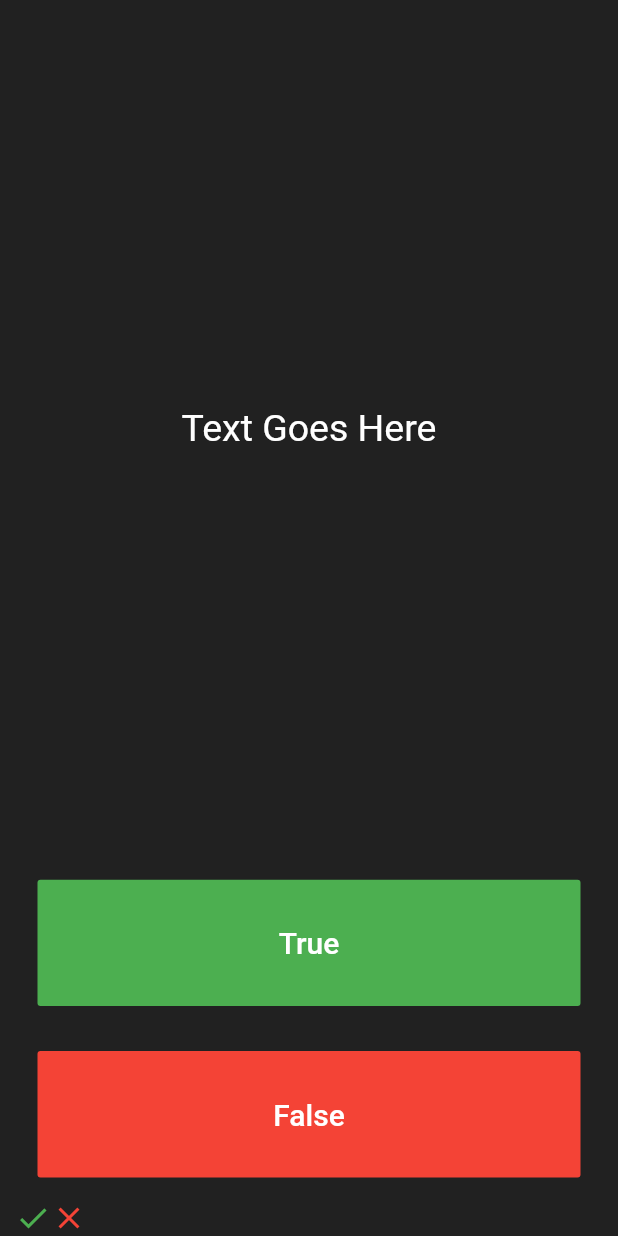
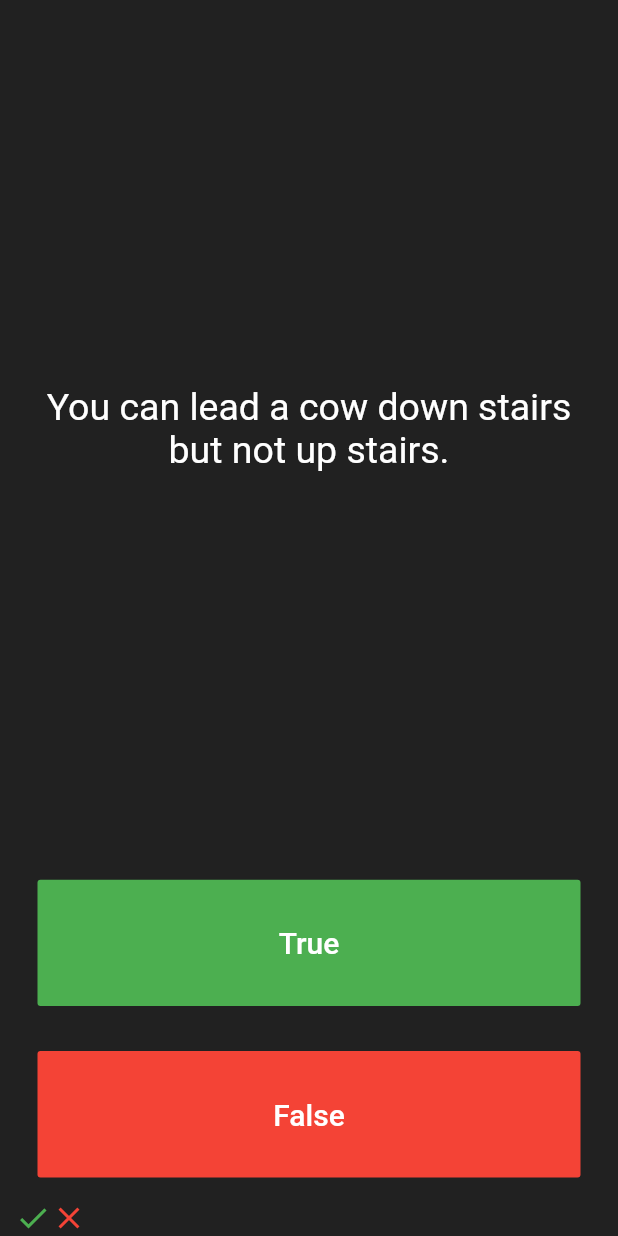
Before and after one commit to AJCordova/Flutter-Study, a Flutter app: the screen it shows after launch, on a phone screen of 412 x 824 dp. Run offline on Flutter 3.47's test engine with Material 2 defaults, Android fonts, the phone set to English and light mode, and no system bars; our stand-ins replace audioplayers.

Commit message:
Create questions list. Generate random question from list.

```diff
--- a/quizzler/lib/main.dart
+++ b/quizzler/lib/main.dart
@@ -1,3 +1,4 @@
+import 'dart:math';
 import 'package:flutter/material.dart';
 
 void main() {
@@ -32,6 +33,8 @@
 
 class _QuizPageState extends State<QuizPage> {
 
+  var random = new Random();
+
   List<Icon> scoreKeeper = [
     const Icon(
       Icons.check,
@@ -43,21 +46,27 @@
     )
   ];
 
+  List<String> questions = [
+    'You can lead a cow down stairs but not up stairs.',
+    'Approximately one quarter of human bones are in the feet.',
+    'A slug\'s blood is green.'
+  ];
+
   @override
   Widget build(BuildContext context) {
     return Column(
       mainAxisAlignment: MainAxisAlignment.spaceBetween,
       crossAxisAlignment: CrossAxisAlignment.stretch,
       children: <Widget>[
-        const Expanded(
+        Expanded(
           flex: 5,
           child: Padding(
-            padding: EdgeInsets.all(10.0),
+            padding: const EdgeInsets.all(10.0),
             child: Center(
               child: Text(
-                'Text Goes Here',
+                questions[random.nextInt(2)],
                 textAlign: TextAlign.center,
-                style: TextStyle(
+                style: const TextStyle(
                   fontSize: 25.0,
                   color: Colors.white,
                 ),
@@ -108,3 +117,9 @@
     );
   }
 }
+
+/*
+question1: 'You can lead a cow down stairs but not up stairs.', false,
+question2: 'Approximately one quarter of human bones are in the feet.', true,
+question3: 'A slug\'s blood is green.', true,
+*/
```
